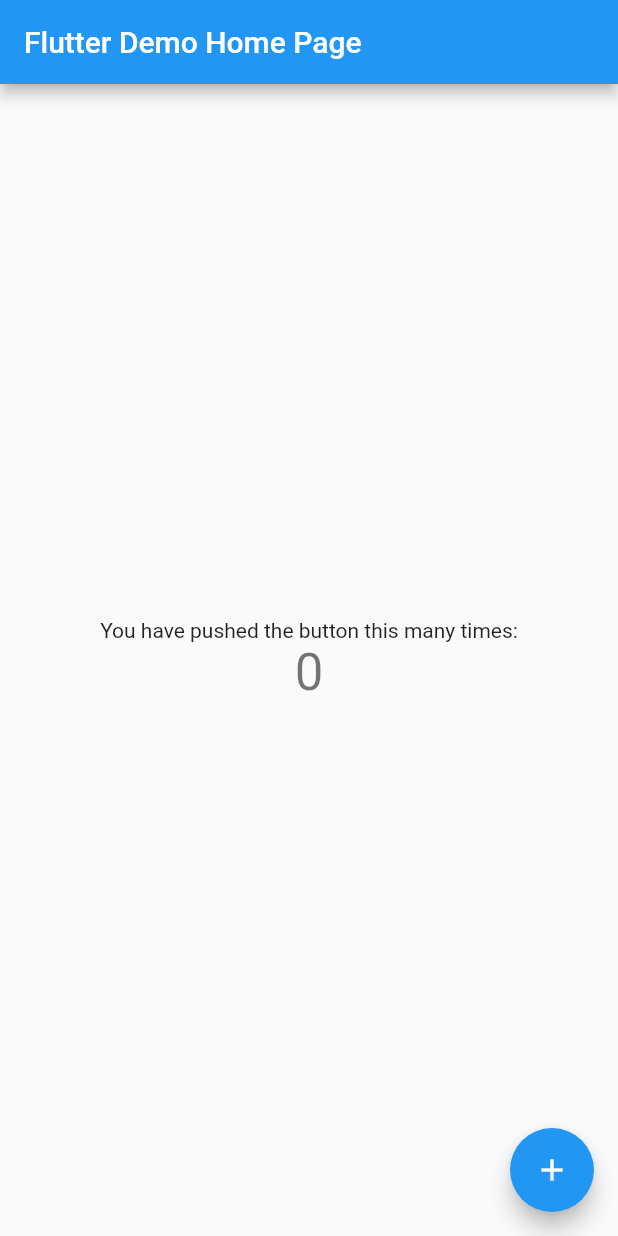
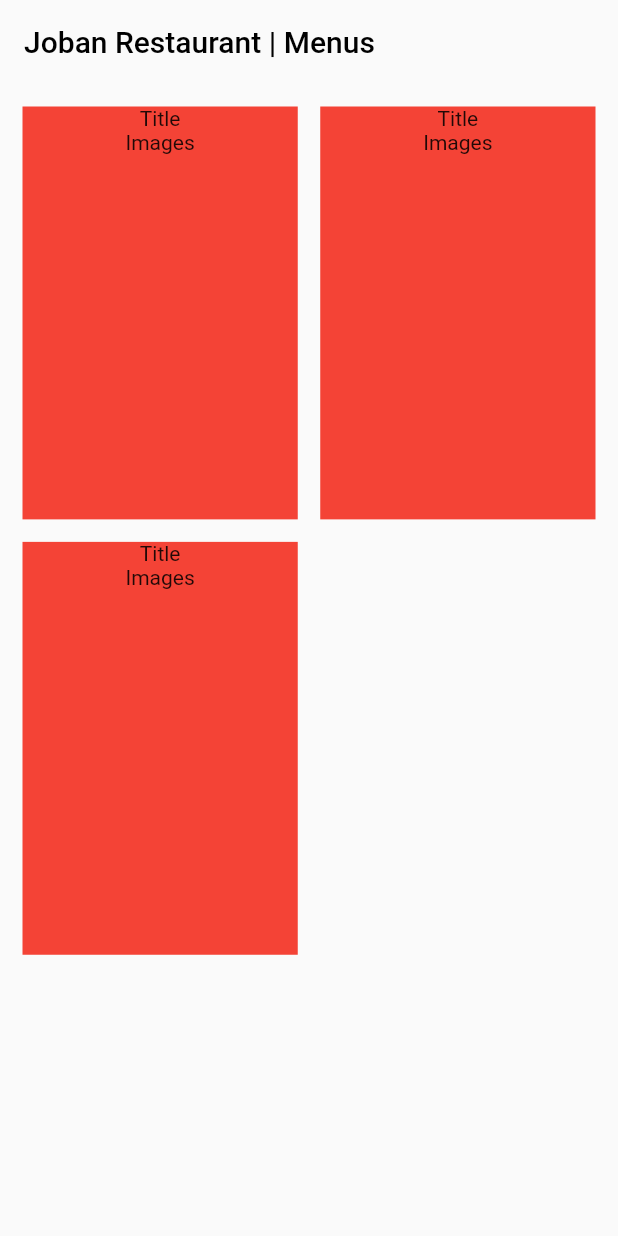
Before and after one commit to jobanull/Dart_Flutter_PRJ_Food_Menu, a Flutter app: the screen it shows after launch, on a phone screen of 412 x 824 dp. Run offline on Flutter 3.47's test engine with Material 2 defaults, Android fonts, the phone set to English and light mode, and no system bars.

Commit message:
Create View Home Page

```diff
--- a/lib/main.dart
+++ b/lib/main.dart
@@ -1,115 +1,41 @@
 import 'package:flutter/material.dart';
 
+import 'views/category_menus.dart';
+
 void main() {
-  runApp(const MyApp());
+  runApp(MyApp());
 }
 
 class MyApp extends StatelessWidget {
   const MyApp({Key? key}) : super(key: key);
 
-  // This widget is the root of your application.
   @override
   Widget build(BuildContext context) {
     return MaterialApp(
-      title: 'Flutter Demo',
-      theme: ThemeData(
-        // This is the theme of your application.
-        //
-        // Try running your application with "flutter run". You'll see the
-        // application has a blue toolbar. Then, without quitting the app, try
-        // changing the primarySwatch below to Colors.green and then invoke
-        // "hot reload" (press "r" in the console where you ran "flutter run",
-        // or simply save your changes to "hot reload" in a Flutter IDE).
-        // Notice that the counter didn't reset back to zero; the application
-        // is not restarted.
-        primarySwatch: Colors.blue,
-      ),
-      home: const MyHomePage(title: 'Flutter Demo Home Page'),
+      debugShowCheckedModeBanner: false,
+      routes: {
+        '/': (context) => HomePage(),
+      },
+      initialRoute: '/',
     );
   }
 }
 
-class MyHomePage extends StatefulWidget {
-  const MyHomePage({Key? key, required this.title}) : super(key: key);
-
-  // This widget is the home page of your application. It is stateful, meaning
-  // that it has a State object (defined below) that contains fields that affect
-  // how it looks.
-
-  // This class is the configuration for the state. It holds the values (in this
-  // case the title) provided by the parent (in this case the App widget) and
-  // used by the build method of the State. Fields in a Widget subclass are
-  // always marked "final".
-
-  final String title;
-
-  @override
-  State<MyHomePage> createState() => _MyHomePageState();
-}
-
-class _MyHomePageState extends State<MyHomePage> {
-  int _counter = 0;
-
-  void _incrementCounter() {
-    setState(() {
-      // This call to setState tells the Flutter framework that something has
-      // changed in this State, which causes it to rerun the build method below
-      // so that the display can reflect the updated values. If we changed
-      // _counter without calling setState(), then the build method would not be
-      // called again, and so nothing would appear to happen.
-      _counter++;
-    });
-  }
+class HomePage extends StatelessWidget {
+  const HomePage({Key? key}) : super(key: key);
 
   @override
   Widget build(BuildContext context) {
-    // This method is rerun every time setState is called, for instance as done
-    // by the _incrementCounter method above.
-    //
-    // The Flutter framework has been optimized to make rerunning build methods
-    // fast, so that you can just rebuild anything that needs updating rather
-    // than having to individually change instances of widgets.
     return Scaffold(
       appBar: AppBar(
-        // Here we take the value from the MyHomePage object that was created by
-        // the App.build method, and use it to set our appbar title.
-        title: Text(widget.title),
+        title: Text(
+          "Joban Restaurant | Menus",
+          style: TextStyle(color: Colors.black),
+        ),
+        backgroundColor: Colors.transparent,
+        elevation: 0,
       ),
-      body: Center(
-        // Center is a layout widget. It takes a single child and positions it
-        // in the middle of the parent.
-        child: Column(
-          // Column is also a layout widget. It takes a list of children and
-          // arranges them vertically. By default, it sizes itself to fit its
-          // children horizontally, and tries to be as tall as its parent.
-          //
-          // Invoke "debug painting" (press "p" in the console, choose the
-          // "Toggle Debug Paint" action from the Flutter Inspector in Android
-          // Studio, or the "Toggle Debug Paint" command in Visual Studio Code)
-          // to see the wireframe for each widget.
-          //
-          // Column has various properties to control how it sizes itself and
-          // how it positions its children. Here we use mainAxisAlignment to
-          // center the children vertically; the main axis here is the vertical
-          // axis because Columns are vertical (the cross axis would be
-          // horizontal).
-          mainAxisAlignment: MainAxisAlignment.center,
-          children: <Widget>[
-            const Text(
-              'You have pushed the button this many times:',
-            ),
-            Text(
-              '$_counter',
-              style: Theme.of(context).textTheme.headline4,
-            ),
-          ],
-        ),
-      ),
-      floatingActionButton: FloatingActionButton(
-        onPressed: _incrementCounter,
-        tooltip: 'Increment',
-        child: const Icon(Icons.add),
-      ), // This trailing comma makes auto-formatting nicer for build methods.
+      body: CategoryScreen(),
     );
   }
 }
--- /dev/null
+++ b/lib/views/category_menus.dart
@@ -0,0 +1,27 @@
+import 'package:flutter/material.dart';
+
+class CategoryScreen extends StatelessWidget {
+  const CategoryScreen({Key? key}) : super(key: key);
+
+  @override
+  Widget build(BuildContext context) {
+    return GridView.builder(
+      padding: const EdgeInsets.all(15),
+      gridDelegate: const SliverGridDelegateWithFixedCrossAxisCount(
+        crossAxisCount: 2,
+        mainAxisSpacing: 15,
+        crossAxisSpacing: 15,
+        childAspectRatio: 10 / 15,
+      ),
+      itemCount: 3,
+      itemBuilder: (context, index) {
+        return Container(
+            color: Colors.red,
+            child: Column(children: [
+              Text("Title"),
+              Text("Images"),
+            ]));
+      },
+    );
+  }
+}
```
